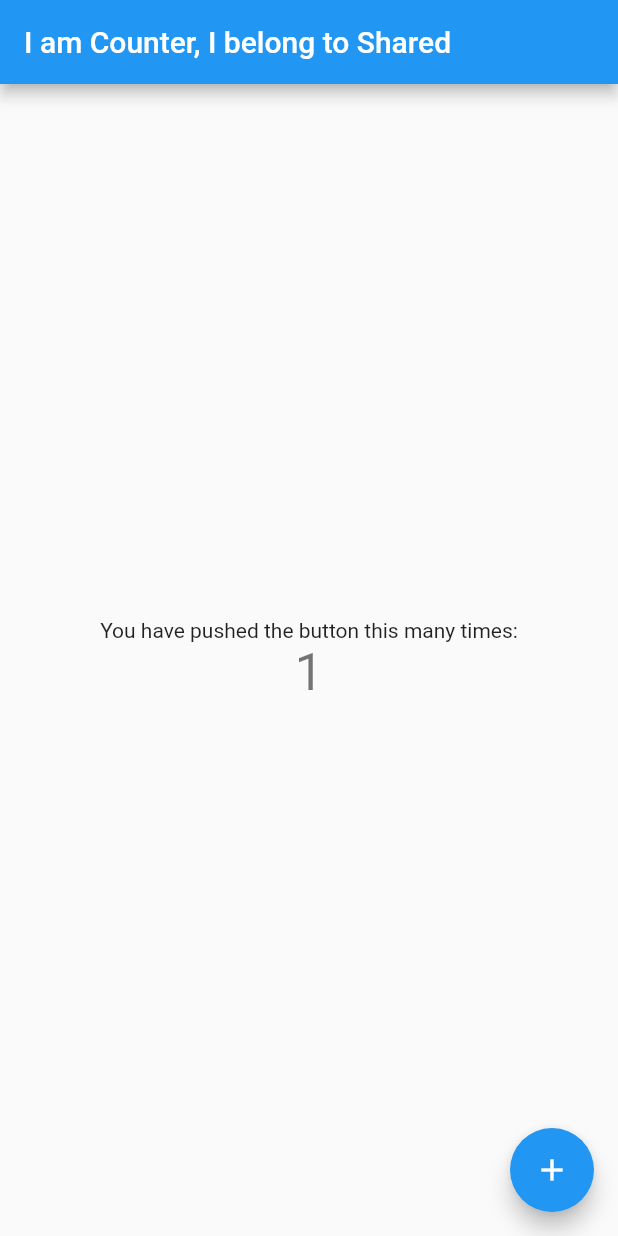
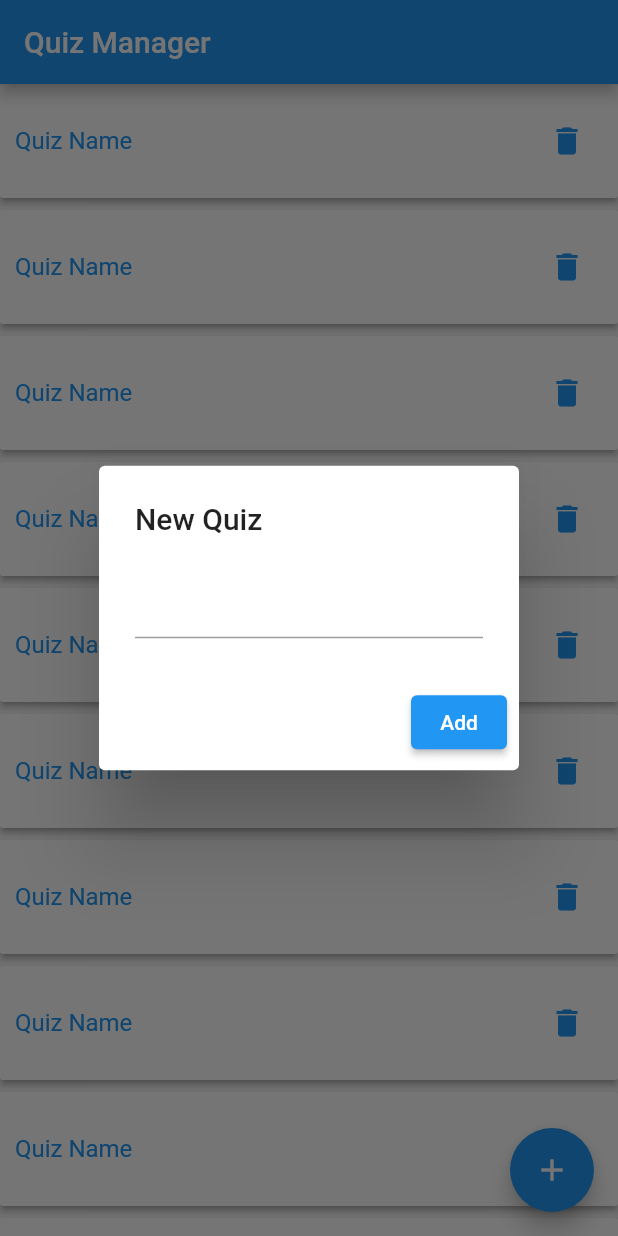
Before and after one commit to agwanyaseen/quiz, a Flutter app: the screen it shows after launch, after a tap on the "add" icon, on a phone screen of 412 x 824 dp. Run offline on Flutter 3.47's test engine with Material 2 defaults, Android fonts, the phone set to English and light mode, and no system bars.

Commit message:
add : quiz listing screen

```diff
--- a/quiz_client/lib/main.dart
+++ b/quiz_client/lib/main.dart
@@ -1,5 +1,5 @@
 import 'package:flutter/material.dart';
-import 'package:quiz_shared/quiz_shared.dart';
+import 'package:quiz_client/screens/quiz_view.dart';
 void main() {
   runApp(const MyApp());
 }
@@ -13,33 +13,15 @@ class MyApp extends StatelessWidget {
     return MaterialApp(
       title: 'Flutter Demo',
       theme: ThemeData(
-        // This is the theme of your application.
-        //
-        // Try running your application with "flutter run". You'll see the
-        // application has a blue toolbar. Then, without quitting the app, try
-        // changing the primarySwatch below to Colors.green and then invoke
-        // "hot reload" (press "r" in the console where you ran "flutter run",
-        // or simply save your changes to "hot reload" in a Flutter IDE).
-        // Notice that the counter didn't reset back to zero; the application
-        // is not restarted.
         primarySwatch: Colors.blue,
       ),
-      home: const MyHomePage(title: message),
+      home: QuizView(),
     );
   }
 }
 
 class MyHomePage extends StatefulWidget {
   const MyHomePage({Key? key, required this.title}) : super(key: key);
-
-  // This widget is the home page of your application. It is stateful, meaning
-  // that it has a State object (defined below) that contains fields that affect
-  // how it looks.
-
-  // This class is the configuration for the state. It holds the values (in this
-  // case the title) provided by the parent (in this case the App widget) and
-  // used by the build method of the State. Fields in a Widget subclass are
-  // always marked "final".
 
   final String title;
 
--- /dev/null
+++ b/quiz_client/lib/screens/quiz_view.dart
@@ -0,0 +1,108 @@
+import 'package:flutter/material.dart';
+
+class QuizView extends StatelessWidget {
+  final TextEditingController _quizNamecontroller = TextEditingController();
+  void _onDeletePressed() {
+    //Delete Logic
+  }
+
+  void _onQuizNamePressed() {
+    //Navigate to Quiz Question page
+  }
+
+  void _handleNewQuizNamePressed() {
+
+    var quizName = _quizNamecontroller.text;
+
+  }
+
+  void _openCreateQuizDialogBox(BuildContext context) {
+    showDialog(
+      context: context,
+      builder: (context) => AlertDialog(
+        content: TextField(
+          controller: _quizNamecontroller,
+        ),
+        actions: [
+          ElevatedButton(
+              onPressed: _handleNewQuizNamePressed, child: Text('Add'))
+        ],
+        title: Text('New Quiz'),
+      ),
+
+
+    );
+  }
+
+  Widget _buildQuizNameListTile(BuildContext context) {
+    return Material(
+      elevation: 2,
+      type: MaterialType.card,
+      shadowColor: Colors.grey,
+      child: ListTile(
+          trailing: IconButton(
+            icon: Icon(
+              Icons.delete,
+              color: Theme.of(context).primaryColor,
+            ),
+            onPressed: _onDeletePressed,
+          ),
+          contentPadding: const EdgeInsets.all(10),
+          title: Text(
+            'Quiz Name',
+            style: TextStyle(color: Theme.of(context).primaryColor),
+          ),
+          hoverColor: Colors.red,
+          onTap: _onQuizNamePressed),
+    );
+  }
+
+  Widget _buildQuizList(List<QuizName> quiz) {
+    return ListView.separated(
+        itemBuilder: (context, index) {
+          return _buildQuizNameListTile(context);
+        },
+        separatorBuilder: (context, intdex) {
+          return SizedBox(height: 8);
+        },
+        itemCount: 10);
+  }
+
+  @override
+  Widget build(BuildContext context) {
+    return Scaffold(
+      appBar: AppBar(
+        title: Text('Quiz Manager'),
+      ),
+      body: FutureBuilder<List<QuizName>>(
+        future: getQuestions(),
+        builder: (context, quizSnapshot) {
+          if (quizSnapshot.hasError) {
+            //Show SnackBar or Dialog Box;
+          }
+          if (quizSnapshot.hasData) {
+            return _buildQuizList(quizSnapshot.data ?? <QuizName>[]);
+          }
+          return Center(child: const CircularProgressIndicator());
+        },
+      ),
+      floatingActionButton: FloatingActionButton(
+        child: Icon(Icons.add),
+        onPressed: () => _openCreateQuizDialogBox(context),
+      ),
+    );
+  }
+}
+
+Future<List<QuizName>> getQuestions() {
+  List<QuizName> quiz =
+      List.generate(100, (index) => QuizName('Quiza Name: $index', index));
+  return Future.delayed(Duration(seconds: 2), () => quiz);
+}
+
+class QuizName {
+  String quiz;
+  int id;
+
+  QuizName(this.quiz, this.id);
+}
```
Also changed, not shown: quiz_client/lib/screens/quiz_questions.dart (added), 1 other file.
